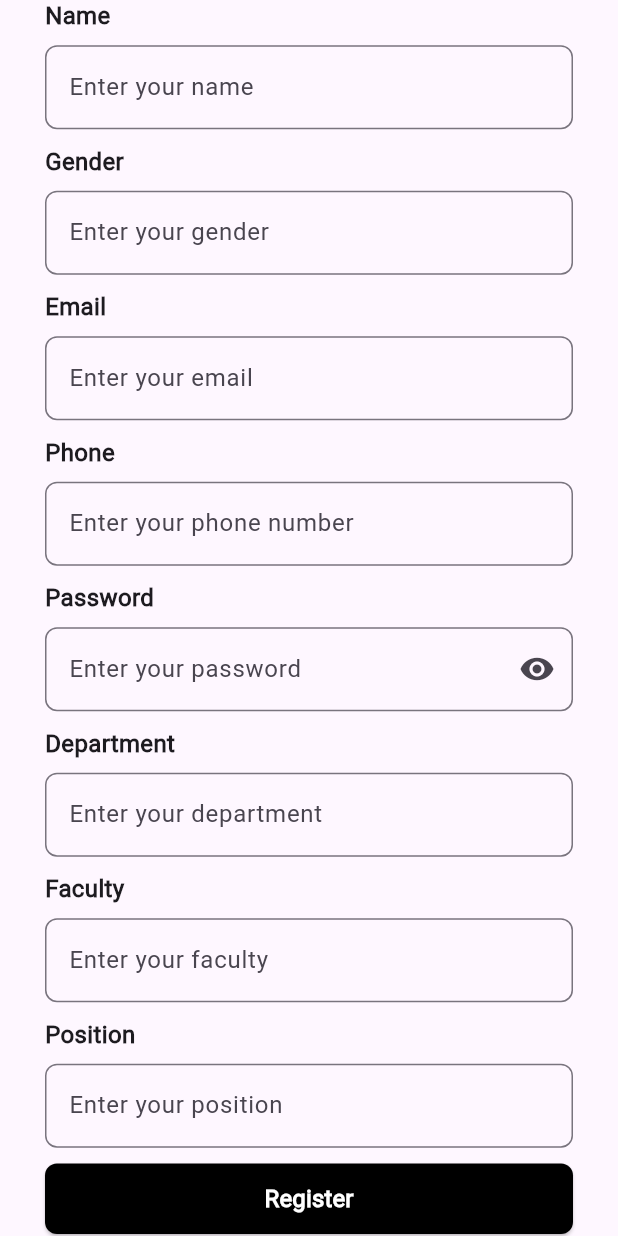
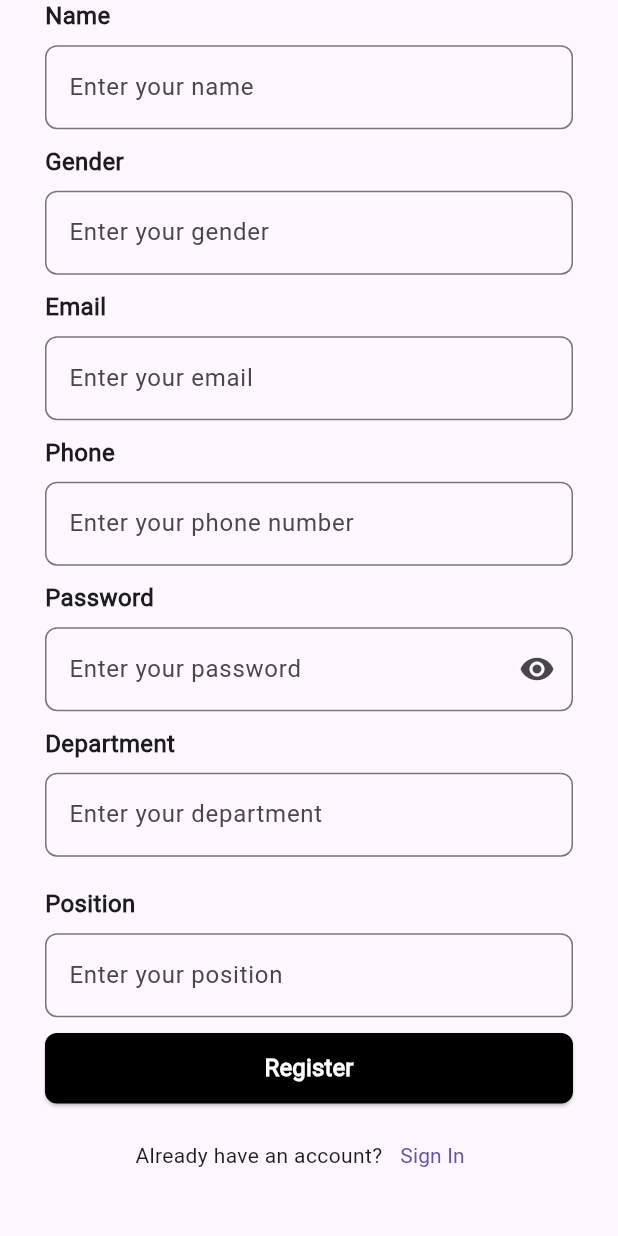
Before and after one commit to Vean-Vong/lab_request2, a Flutter app: the Register screen opened by its route, scrolled down 298 dp, on a phone screen of 412 x 824 dp. Run offline on Flutter 3.47's test engine with Material 3 defaults, Android fonts, the phone set to English and light mode, and no system bars; our stand-ins replace get.

Commit message:
update auth

```diff
--- a/lib/models/auth_model.dart
+++ b/lib/models/auth_model.dart
@@ -1,24 +1,22 @@
 class UserModel {
-  final int id;
-  final String name;
-  final String email;
-  final String phone;
-  final String gender;
-  final String department;
-  final String faculty;
-  final String position;
+  int id;
+  String name;
+  String email;
+  String gender;
+  String phone;
+  String department;
+  String position;
   String token;
 
   UserModel({
-    required this.id,
-    required this.name,
-    required this.phone,
-    required this.email,
-    required this.token,
-    required this.gender,
-    required this.department,
-    required this.faculty,
-    required this.position,
+    this.id = 0,
+    this.name = '',
+    this.email = '',
+    this.gender = '',
+    this.phone = '',
+    this.department = '',
+    this.position = '',
+    this.token = '',
   });
 
   factory UserModel.fromJson(Map<String, dynamic> json) {
@@ -26,10 +24,9 @@ class UserModel {
       id: json['id'] ?? 0,
       name: json['name'] ?? '',
       email: json['email'] ?? '',
+      gender: json['gender'] ?? '',
       phone: json['phone'] ?? '',
-      gender: json['gender'] ?? '',
       department: json['department'] ?? '',
-      faculty: json['faculty'] ?? '',
       position: json['position'] ?? '',
       token: json['token'] ?? '',
     );
--- a/lib/views/auth/register_screen.dart
+++ b/lib/views/auth/register_screen.dart
@@ -13,7 +13,6 @@ class Register extends StatelessWidget {
   final TextEditingController passwordController = TextEditingController();
   final TextEditingController genderController = TextEditingController();
   final TextEditingController departmentController = TextEditingController();
-  final TextEditingController facultyController = TextEditingController();
   final TextEditingController positionController = TextEditingController();
 
   @override
@@ -114,15 +113,7 @@ class Register extends StatelessWidget {
                       obscureText: false,
                     ),
                     SizedBox(height: 10),
-                    // faculty
-                    CustomTextField(
-                      controller: facultyController,
-                      label: 'Faculty',
-                      hint: 'Enter your faculty',
-                      keyboardType: TextInputType.name,
-                      isPassword: false,
-                      obscureText: false,
-                    ),
+
                     SizedBox(height: 10),
                     // position
                     CustomTextField(
@@ -147,7 +138,6 @@ class Register extends StatelessWidget {
                                   phoneController.text,
                                   genderController.text,
                                   departmentController.text,
-                                  facultyController.text,
                                   positionController.text,
                                 );
                               },
```
Also changed, not shown: lib/controllers/auth_controller.dart (+21 -33 lines).
